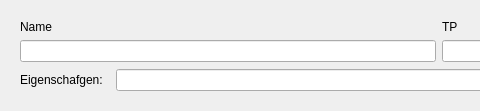
The window that Kreaturen/UI/AngriffWidget.ui (brzGatsu/SephrastoPlugins) describes before a commit, drawn with Qt 5; both pictures show x 0 to 480 and y 0 to 111 of the 876 by 111 pixel window.
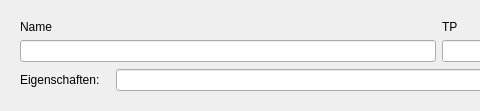
The same window after the commit.

Commit message: Eigenschaften, Abenteuer und Bugfixes

What changed in the file:
```diff
--- a/Kreaturen/UI/AngriffWidget.ui
+++ b/Kreaturen/UI/AngriffWidget.ui
@@ -214,7 +214,7 @@
             </size>
            </property>
            <property name="text">
-            <string>Eigenschafgen: </string>
+            <string>Eigenschaften: </string>
            </property>
           </widget>
          </item>
```
The commit also changes 7 other files.
